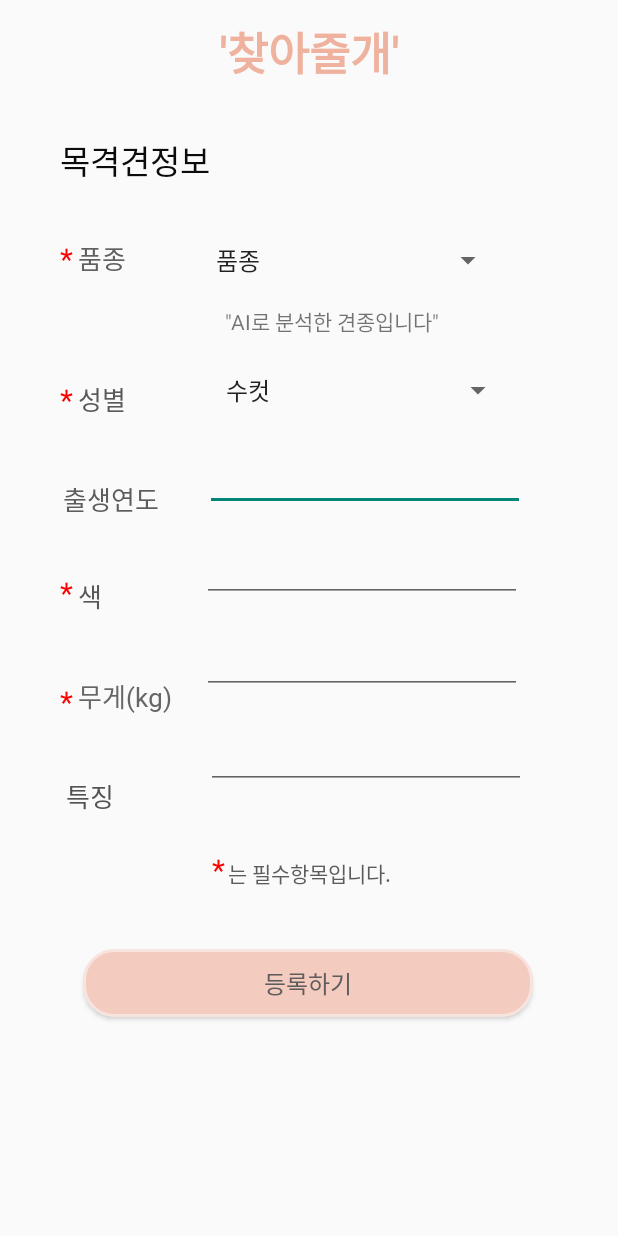
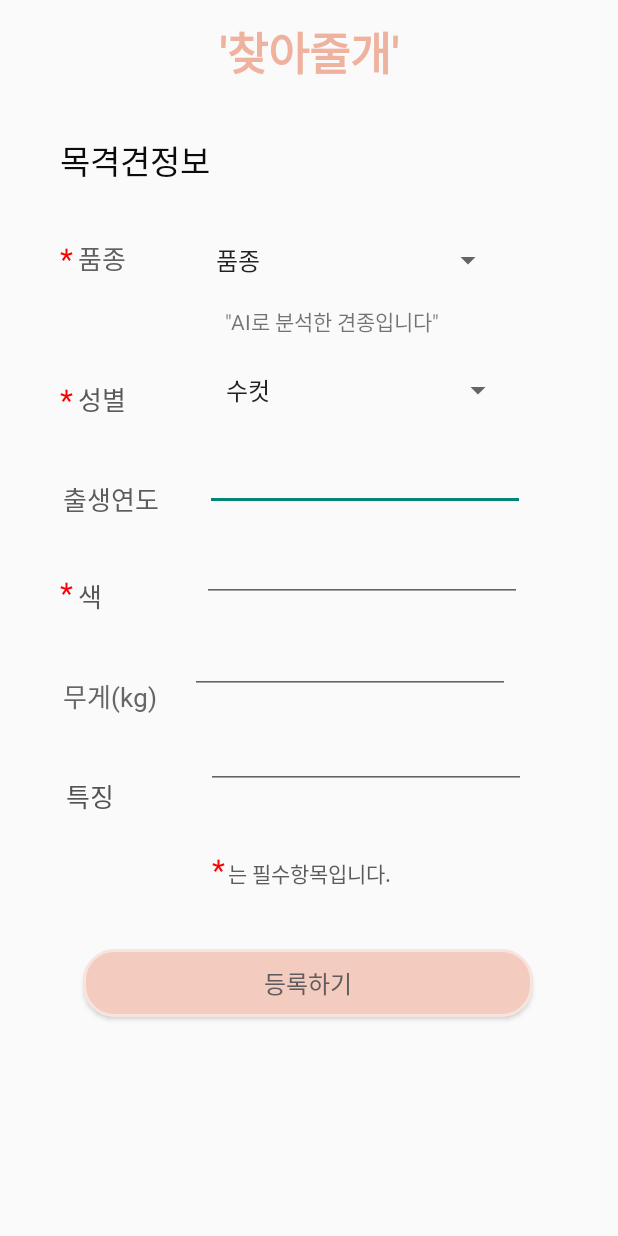
Before and after one commit to 2021-SMHRD-KDT-AI-4/YB, an Android app: the F_Dog_Write_2 screen opened directly, with no data from a screen before it, on a phone screen of 412 x 824 dp. Run offline under Robolectric (Android 15) with nearby library versions, the phone set to English and light mode, and no system bars; our stand-ins replace Volley; network calls fail.

```diff
--- a/app/src/main/res/layout/activity_f_dog_write_2.xml
+++ b/app/src/main/res/layout/activity_f_dog_write_2.xml
@@ -140,7 +140,7 @@
         android:id="@+id/tv_f_kg"
         android:layout_width="wrap_content"
         android:layout_height="wrap_content"
-        android:layout_marginStart="52dp"
+        android:layout_marginStart="42dp"
         android:layout_marginTop="40dp"
         android:fontFamily="@font/nanumbarunpenb"
         android:text="무게(kg)"
@@ -213,18 +213,6 @@
         app:layout_constraintStart_toStartOf="parent"
         app:layout_constraintTop_toBottomOf="@+id/tv_f_kg" />
 
-    <TextView
-        android:id="@+id/tv_star4"
-        android:layout_width="wrap_content"
-        android:layout_height="wrap_content"
-        android:layout_marginStart="40dp"
-        android:layout_marginTop="43dp"
-        android:text="*"
-        android:textColor="#FD0000"
-        android:textSize="20sp"
-        app:layout_constraintStart_toStartOf="parent"
-        app:layout_constraintTop_toBottomOf="@+id/tv_f_color" />
-
     <Spinner
         android:id="@+id/edt_f_sex"
         android:layout_width="200dp"
```
Also changed, not shown: app/src/main/res/layout/activity_main.xml (+8 -12 lines).
